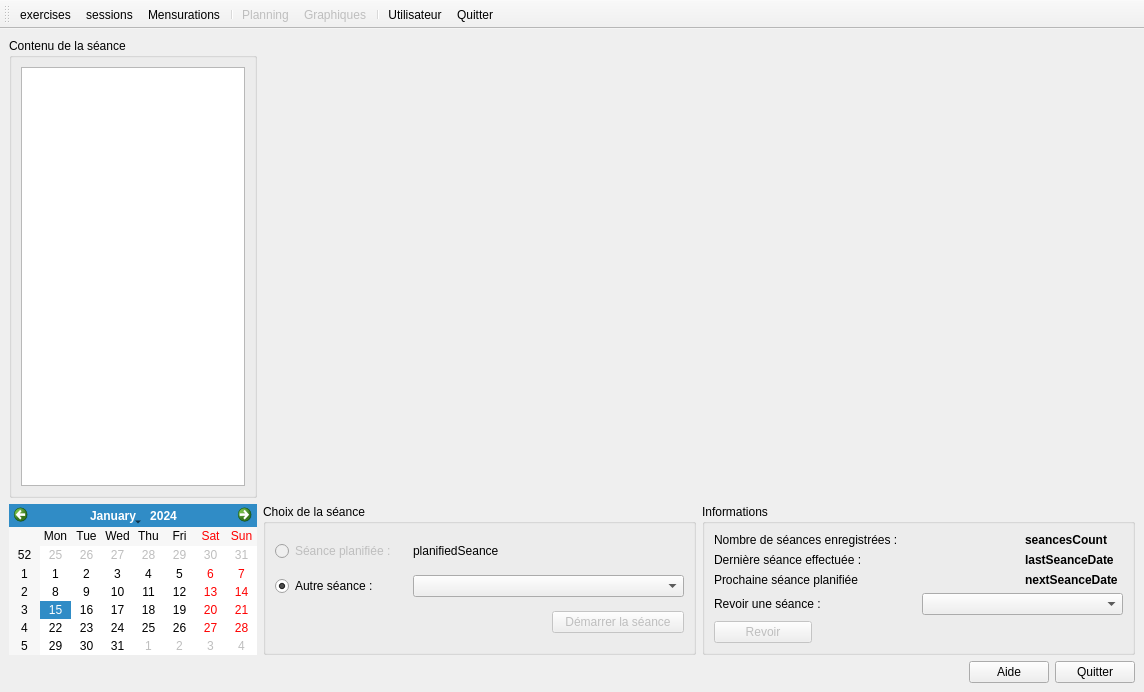
Above: src/mainwindow.ui from oktal/bodeasy before the change. Below: the same form after it.
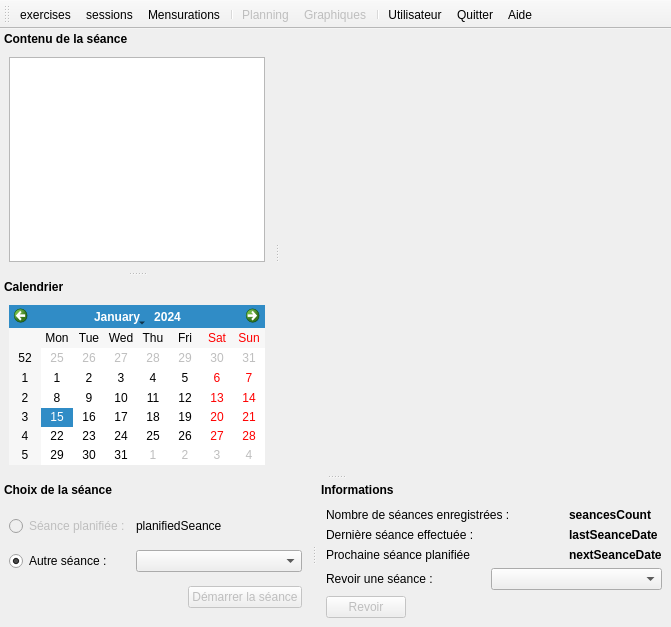
That is the form after the change. Icons and pictures are not drawn. Custom widgets are drawn as their Qt base class.

Commit message: Rework MainWindow by adding QDockWidgets

Patch:
```diff
--- a/src/mainwindow.ui
+++ b/src/mainwindow.ui
@@ -6,66 +6,144 @@
    <rect>
     <x>0</x>
     <y>0</y>
-    <width>1144</width>
-    <height>692</height>
+    <width>671</width>
+    <height>627</height>
    </rect>
   </property>
   <property name="unifiedTitleAndToolBarOnMac">
    <bool>true</bool>
   </property>
-  <widget class="QWidget" name="centralwidget">
-   <layout class="QGridLayout" name="mainLayout" rowstretch="75,15,5" columnstretch="20,40,40">
-    <item row="0" column="0">
-     <widget class="QGroupBox" name="groupBox">
-      <property name="title">
+  <widget class="QWidget" name="centralwidget"/>
+  <widget class="QMenuBar" name="menubar">
+   <property name="geometry">
+    <rect>
+     <x>0</x>
+     <y>0</y>
+     <width>671</width>
+     <height>21</height>
+    </rect>
+   </property>
+  </widget>
+  <widget class="QToolBar" name="toolBar">
+   <property name="windowTitle">
+    <string>toolBar</string>
+   </property>
+   <property name="iconSize">
+    <size>
+     <width>32</width>
+     <height>32</height>
+    </size>
+   </property>
+   <attribute name="toolBarArea">
+    <enum>TopToolBarArea</enum>
+   </attribute>
+   <attribute name="toolBarBreak">
+    <bool>false</bool>
+   </attribute>
+   <addaction name="exercisesAction"/>
+   <addaction name="sessionsAction"/>
+   <addaction name="mensurationAction"/>
+   <addaction name="separator"/>
+   <addaction name="calendarAction"/>
+   <addaction name="graphAction"/>
+   <addaction name="separator"/>
+   <addaction name="userAction"/>
+   <addaction name="exitAction"/>
+   <addaction name="helpAction"/>
+  </widget>
+  <widget class="QDockWidget" name="dockWidget1">
+   <property name="font">
+    <font>
+     <weight>75</weight>
+     <bold>true</bold>
+    </font>
+   </property>
+   <property name="features">
+    <set>QDockWidget::DockWidgetMovable</set>
+   </property>
+   <property name="allowedAreas">
+    <set>Qt::LeftDockWidgetArea|Qt::RightDockWidgetArea</set>
+   </property>
+   <property name="windowTitle">
        <string>Contenu de la séance</string>
       </property>
+   <attribute name="dockWidgetArea">
+    <number>1</number>
+   </attribute>
+   <widget class="QWidget" name="dockWidgetContents_2">
+    <property name="font">
+     <font>
+      <weight>50</weight>
+      <bold>false</bold>
+     </font>
+    </property>
       <layout class="QVBoxLayout" name="verticalLayout">
        <item>
         <widget class="QListView" name="lstContent"/>
        </item>
       </layout>
      </widget>
-    </item>
-    <item row="1" column="0">
+  </widget>
+  <widget class="QDockWidget" name="dockWidget_2">
+   <property name="font">
+    <font>
+     <weight>75</weight>
+     <bold>true</bold>
+    </font>
+   </property>
+   <property name="features">
+    <set>QDockWidget::DockWidgetMovable</set>
+   </property>
+   <property name="allowedAreas">
+    <set>Qt::LeftDockWidgetArea|Qt::RightDockWidgetArea</set>
+   </property>
+   <property name="windowTitle">
+    <string>Calendrier</string>
+   </property>
+   <attribute name="dockWidgetArea">
+    <number>1</number>
+   </attribute>
+   <widget class="QWidget" name="dockWidgetContents_3">
+    <property name="font">
+     <font>
+      <weight>50</weight>
+      <bold>false</bold>
+     </font>
+    </property>
+    <layout class="QVBoxLayout" name="verticalLayout_2">
+     <item>
      <widget class="QCalendarWidget" name="calendarWidget"/>
     </item>
-    <item row="1" column="1">
-     <widget class="QGroupBox" name="groupBox_2">
-      <property name="title">
+    </layout>
+   </widget>
+  </widget>
+  <widget class="QDockWidget" name="dockWidget_3">
+   <property name="font">
+    <font>
+     <weight>75</weight>
+     <bold>true</bold>
+    </font>
+   </property>
+   <property name="features">
+    <set>QDockWidget::DockWidgetMovable</set>
+   </property>
+   <property name="allowedAreas">
+    <set>Qt::BottomDockWidgetArea|Qt::TopDockWidgetArea</set>
+   </property>
+   <property name="windowTitle">
        <string>Choix de la séance</string>
       </property>
-      <layout class="QGridLayout" name="gridLayout_2">
-       <item row="0" column="0">
-        <widget class="QRadioButton" name="radPlanifiedSession">
-         <property name="enabled">
-          <bool>false</bool>
-         </property>
-         <property name="text">
-          <string>Séance planifiée :</string>
-         </property>
-        </widget>
-       </item>
-       <item row="0" column="1" colspan="2">
-        <widget class="QLabel" name="lblPlanifiedSession">
-         <property name="text">
-          <string>planifiedSeance</string>
-         </property>
-        </widget>
-       </item>
-       <item row="1" column="0">
-        <widget class="QRadioButton" name="radOtherSession">
-         <property name="text">
-          <string>Autre séance :</string>
-         </property>
-         <property name="checked">
-          <bool>true</bool>
-         </property>
-        </widget>
-       </item>
-       <item row="1" column="1" colspan="2">
-        <widget class="QComboBox" name="cmbSessions"/>
-       </item>
+   <attribute name="dockWidgetArea">
+    <number>8</number>
+   </attribute>
+   <widget class="QWidget" name="dockWidgetContents_4">
+    <property name="font">
+     <font>
+      <weight>50</weight>
+      <bold>false</bold>
+     </font>
+    </property>
+    <layout class="QGridLayout" name="gridLayout_3">
        <item row="2" column="0" colspan="2">
         <spacer name="horizontalSpacer">
          <property name="orientation">
@@ -76,8 +154,8 @@
          </property>
          <property name="sizeHint" stdset="0">
           <size>
-           <width>200</width>
-           <height>20</height>
+         <width>16</width>
+         <height>16</height>
           </size>
          </property>
         </spacer>
@@ -96,15 +174,66 @@
          </property>
         </widget>
        </item>
-      </layout>
-     </widget>
-    </item>
-    <item row="1" column="2">
-     <widget class="QGroupBox" name="groupBox_4">
-      <property name="title">
+     <item row="1" column="1" colspan="2">
+      <widget class="QComboBox" name="cmbSessions"/>
+     </item>
+     <item row="0" column="1" colspan="2">
+      <widget class="QLabel" name="lblPlanifiedSession">
+       <property name="text">
+        <string>planifiedSeance</string>
+       </property>
+      </widget>
+     </item>
+     <item row="0" column="0">
+      <widget class="QRadioButton" name="radPlanifiedSession">
+       <property name="enabled">
+        <bool>false</bool>
+       </property>
+       <property name="text">
+        <string>Séance planifiée :</string>
+       </property>
+      </widget>
+     </item>
+     <item row="1" column="0">
+      <widget class="QRadioButton" name="radOtherSession">
+       <property name="text">
+        <string>Autre séance :</string>
+       </property>
+       <property name="checked">
+        <bool>true</bool>
+       </property>
+      </widget>
+     </item>
+    </layout>
+   </widget>
+  </widget>
+  <widget class="QDockWidget" name="dockWidget_4">
+   <property name="font">
+    <font>
+     <weight>75</weight>
+     <bold>true</bold>
+    </font>
+   </property>
+   <property name="features">
+    <set>QDockWidget::DockWidgetMovable</set>
+   </property>
+   <property name="allowedAreas">
+    <set>Qt::BottomDockWidgetArea|Qt::TopDockWidgetArea</set>
+   </property>
+   <property name="windowTitle">
        <string>Informations</string>
       </property>
-      <layout class="QGridLayout" name="gridLayout">
+   <attribute name="dockWidgetArea">
+    <number>8</number>
+   </attribute>
+   <widget class="QWidget" name="dockWidgetContents_5">
+    <property name="font">
+     <font>
+      <weight>50</weight>
+      <bold>false</bold>
+     </font>
+    </property>
+    <layout class="QGridLayout" name="gridLayout_4">
        <item row="0" column="0" colspan="3">
         <widget class="QLabel" name="label_13">
          <property name="text">
@@ -196,101 +325,14 @@
          </property>
          <property name="sizeHint" stdset="0">
           <size>
-           <width>208</width>
-           <height>20</height>
+         <width>16</width>
+         <height>16</height>
           </size>
          </property>
         </spacer>
        </item>
       </layout>
      </widget>
-    </item>
-    <item row="2" column="0" colspan="3">
-     <layout class="QHBoxLayout" name="horizontalLayout_2">
-      <item>
-       <widget class="pChronometer" name="cChrono">
-        <property name="sizePolicy">
-         <sizepolicy hsizetype="Maximum" vsizetype="Preferred">
-          <horstretch>0</horstretch>
-          <verstretch>0</verstretch>
-         </sizepolicy>
-        </property>
-       </widget>
-      </item>
-      <item>
-       <spacer name="horizontalSpacer_3">
-        <property name="orientation">
-         <enum>Qt::Horizontal</enum>
-        </property>
-        <property name="sizeHint" stdset="0">
-         <size>
-          <width>12</width>
-          <height>12</height>
-         </size>
-        </property>
-       </spacer>
-      </item>
-      <item>
-       <widget class="QPushButton" name="pushButton_3">
-        <property name="text">
-         <string>Aide</string>
-        </property>
-        <property name="icon">
-         <iconset resource="ressources.qrc">
-          <normaloff>:/images/help-icon.png</normaloff>:/images/help-icon.png</iconset>
-        </property>
-       </widget>
-      </item>
-      <item>
-       <widget class="QPushButton" name="pushButton_4">
-        <property name="text">
-         <string>Quitter</string>
-        </property>
-        <property name="icon">
-         <iconset resource="ressources.qrc">
-          <normaloff>:/images/close-icon.png</normaloff>:/images/close-icon.png</iconset>
-        </property>
-       </widget>
-      </item>
-     </layout>
-    </item>
-   </layout>
-  </widget>
-  <widget class="QMenuBar" name="menubar">
-   <property name="geometry">
-    <rect>
-     <x>0</x>
-     <y>0</y>
-     <width>1144</width>
-     <height>21</height>
-    </rect>
-   </property>
-  </widget>
-  <widget class="QToolBar" name="toolBar">
-   <property name="windowTitle">
-    <string>toolBar</string>
-   </property>
-   <property name="iconSize">
-    <size>
-     <width>32</width>
-     <height>32</height>
-    </size>
-   </property>
-   <attribute name="toolBarArea">
-    <enum>TopToolBarArea</enum>
-   </attribute>
-   <attribute name="toolBarBreak">
-    <bool>false</bool>
-   </attribute>
-   <addaction name="exercisesAction"/>
-   <addaction name="sessionsAction"/>
-   <addaction name="mensurationAction"/>
-   <addaction name="separator"/>
-   <addaction name="calendarAction"/>
-   <addaction name="graphAction"/>
-   <addaction name="separator"/>
-   <addaction name="userAction"/>
-   <addaction name="exitAction"/>
   </widget>
   <action name="userAction">
    <property name="icon">
@@ -382,15 +424,19 @@
     <string>Consulter les exercices</string>
    </property>
   </action>
+  <action name="helpAction">
+   <property name="icon">
+    <iconset resource="ressources.qrc">
+     <normaloff>:/images/help-icon.png</normaloff>:/images/help-icon.png</iconset>
+   </property>
+   <property name="text">
+    <string>Aide</string>
+   </property>
+   <property name="toolTip">
+    <string>Consulter l'aide</string>
+   </property>
+  </action>
  </widget>
- <customwidgets>
-  <customwidget>
-   <class>pChronometer</class>
-   <extends>QFrame</extends>
-   <header>src/widgets/pChronometer.h</header>
-   <container>1</container>
-  </customwidget>
- </customwidgets>
  <resources>
   <include location="ressources.qrc"/>
  </resources>
```
Lines whose indentation alone changed are shown as unchanged. The commit also changes 3 other files.
